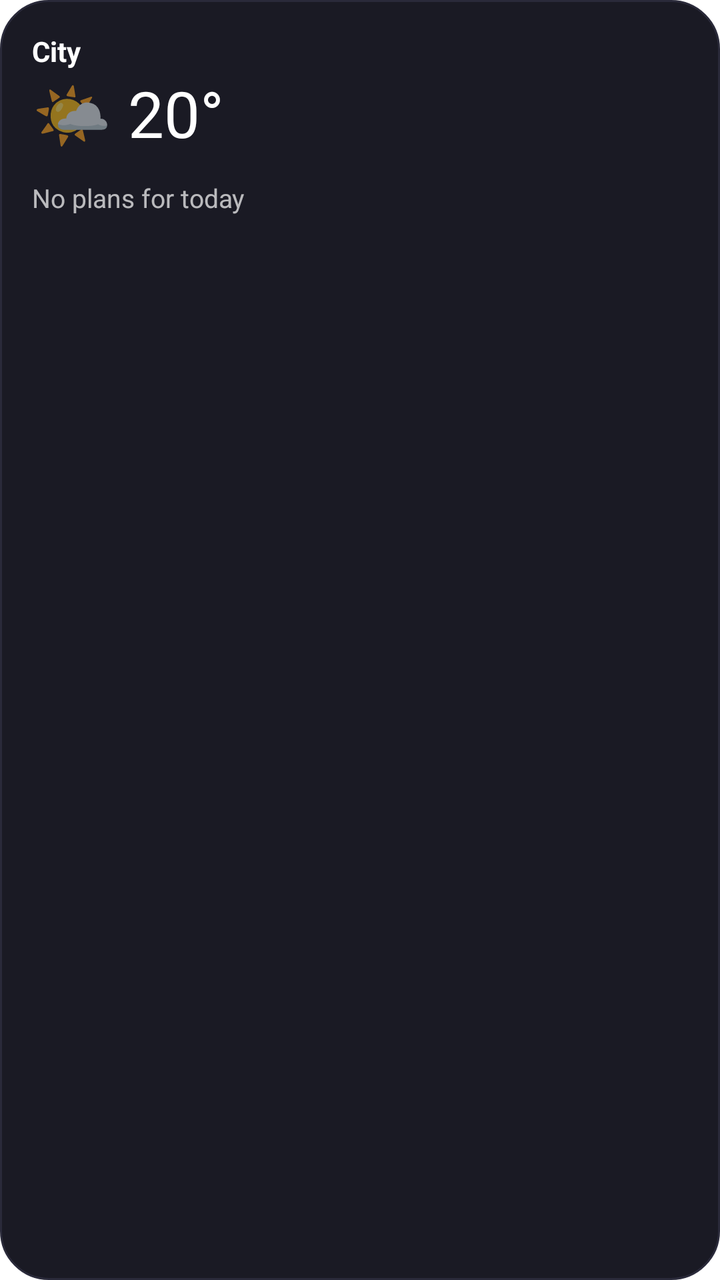
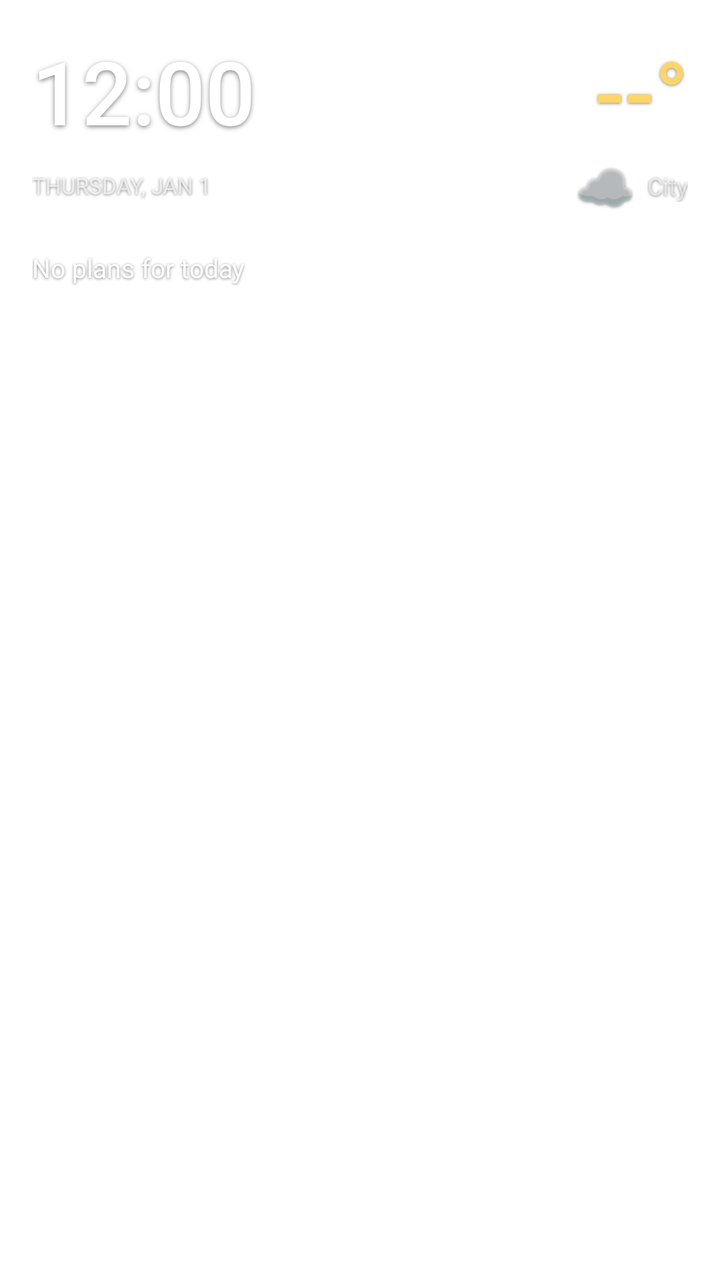

The first picture is an Android layout as it rendered before a commit; the second is the same layout after the commit. The layout source and the unified diff follow.
<!-- AndroidManifest.xml: fallback theme Theme.MaterialComponents.DayNight.NoActionBar -->
<!-- res/layout/weather_widget_layout.xml -->
<?xml version="1.0" encoding="utf-8"?>
<RelativeLayout xmlns:android="http://schemas.android.com/apk/res/android"
    android:layout_width="match_parent"
    android:layout_height="match_parent"
    android:padding="16dp"
    android:background="@drawable/widget_background">

    <LinearLayout
        android:id="@+id/weather_container"
        android:layout_width="wrap_content"
        android:layout_height="wrap_content"
        android:orientation="vertical">

        <TextView
            android:id="@+id/widget_city"
            android:layout_width="wrap_content"
            android:layout_height="wrap_content"
            android:text="City"
            android:textColor="#FFFFFF"
            android:textSize="14sp"
            android:textStyle="bold" />

        <LinearLayout
            android:layout_width="wrap_content"
            android:layout_height="wrap_content"
            android:orientation="horizontal"
            android:gravity="center_vertical">

            <TextView
                android:id="@+id/widget_emoji"
                android:layout_width="wrap_content"
                android:layout_height="wrap_content"
                android:text="🌤️"
                android:textSize="32sp" />

            <TextView
                android:id="@+id/widget_temp"
                android:layout_width="wrap_content"
                android:layout_height="wrap_content"
                android:layout_marginStart="8dp"
                android:text="20°"
                android:textColor="#FFFFFF"
                android:textSize="32sp"
                android:textStyle="normal" />
        </LinearLayout>
    </LinearLayout>

    <TextView
        android:id="@+id/widget_note"
        android:layout_width="match_parent"
        android:layout_height="wrap_content"
        android:layout_below="@id/weather_container"
        android:layout_marginTop="12dp"
        android:text="No plans for today"
        android:textColor="#B3FFFFFF"
        android:textSize="13sp"
        android:maxLines="2"
        android:ellipsize="end" />

</RelativeLayout>
<!-- resources referenced by this layout -->
<resources>
  <!-- drawable widget_background (drawable) -->
  <?xml version="1.0" encoding="utf-8"?>
  <shape xmlns:android="http://schemas.android.com/apk/res/android">
      <solid android:color="#1A1A24" />
      <corners android:radius="24dp" />
      <stroke android:width="1dp" android:color="#2A2A3A" />
  </shape>
</resources>

<!-- the commit's change to res/layout/weather_widget_layout.xml (unified diff, before → after) -->
@@ -1,60 +1,210 @@
 <?xml version="1.0" encoding="utf-8"?>
-<RelativeLayout xmlns:android="http://schemas.android.com/apk/res/android"
+<LinearLayout xmlns:android="http://schemas.android.com/apk/res/android"
+    android:id="@+id/widget_root"
     android:layout_width="match_parent"
     android:layout_height="match_parent"
-    android:padding="16dp"
-    android:background="@drawable/widget_background">
-
+    android:orientation="vertical"
+    android:padding="16dp">
+
+    
     <LinearLayout
-        android:id="@+id/weather_container"
-        android:layout_width="wrap_content"
-        android:layout_height="wrap_content"
-        android:orientation="vertical">
+        android:layout_width="match_parent"
+        android:layout_height="wrap_content"
+        android:orientation="horizontal"
+        android:gravity="center_vertical">
+
+        <TextClock
+            android:id="@+id/widget_time"
+            android:layout_width="0dp"
+            android:layout_height="wrap_content"
+            android:layout_weight="1"
+            android:format12Hour="h:mm"
+            android:format24Hour="HH:mm"
+            android:textColor="#FFFFFF"
+            android:shadowColor="#80000000"
+            android:shadowDx="0"
+            android:shadowDy="2"
+            android:shadowRadius="6"
+            android:textSize="44sp"
+            android:fontFamily="sans-serif-medium" />
+
+        <TextView
+            android:id="@+id/widget_temp"
+            android:layout_width="wrap_content"
+            android:layout_height="wrap_content"
+            android:text="--&#x00B0;"
+            android:textColor="#FFD666"
+            android:shadowColor="#80000000"
+            android:shadowDx="0"
+            android:shadowDy="1"
+            android:shadowRadius="4"
+            android:textSize="44sp"
+            android:fontFamily="sans-serif-medium" />
+    </LinearLayout>
+
+    
+    <LinearLayout
+        android:layout_width="match_parent"
+        android:layout_height="wrap_content"
+        android:orientation="horizontal"
+        android:gravity="center_vertical"
+        android:layout_marginTop="2dp">
+
+        <TextClock
+            android:id="@+id/widget_date"
+            android:layout_width="0dp"
+            android:layout_height="wrap_content"
+            android:layout_weight="1"
+            android:format12Hour="EEEE, MMM d"
+            android:format24Hour="EEEE, MMM d"
+            android:textColor="#B3FFFFFF"
+            android:shadowColor="#80000000"
+            android:shadowDx="0"
+            android:shadowDy="1"
+            android:shadowRadius="3"
+            android:textSize="11sp"
+            android:fontFamily="sans-serif"
+            android:textAllCaps="true" />
+
+        <TextView
+            android:id="@+id/widget_emoji"
+            android:layout_width="wrap_content"
+            android:layout_height="wrap_content"
+            android:text="&#x2601;&#xFE0F;"
+            android:textSize="24sp"
+            android:shadowColor="#80000000"
+            android:shadowDx="0"
+            android:shadowDy="1"
+            android:shadowRadius="4" />
 
         <TextView
             android:id="@+id/widget_city"
             android:layout_width="wrap_content"
             android:layout_height="wrap_content"
+            android:layout_marginStart="6dp"
             android:text="City"
-            android:textColor="#FFFFFF"
-            android:textSize="14sp"
-            android:textStyle="bold" />
-
-        <LinearLayout
-            android:layout_width="wrap_content"
-            android:layout_height="wrap_content"
-            android:orientation="horizontal"
-            android:gravity="center_vertical">
-
-            <TextView
-                android:id="@+id/widget_emoji"
-                android:layout_width="wrap_content"
-                android:layout_height="wrap_content"
-                android:text="🌤️"
-                android:textSize="32sp" />
-
-            <TextView
-                android:id="@+id/widget_temp"
-                android:layout_width="wrap_content"
-                android:layout_height="wrap_content"
-                android:layout_marginStart="8dp"
-                android:text="20°"
-                android:textColor="#FFFFFF"
-                android:textSize="32sp"
-                android:textStyle="normal" />
-        </LinearLayout>
+            android:textColor="#99FFFFFF"
+            android:shadowColor="#80000000"
+            android:shadowDx="0"
+            android:shadowDy="1"
+            android:shadowRadius="3"
+            android:textSize="12sp"
+            android:fontFamily="sans-serif"
+            android:maxLines="1"
+            android:ellipsize="end" />
     </LinearLayout>
 
+    
     <TextView
         android:id="@+id/widget_note"
         android:layout_width="match_parent"
         android:layout_height="wrap_content"
-        android:layout_below="@id/weather_container"
-        android:layout_marginTop="12dp"
+        android:layout_marginTop="16dp"
         android:text="No plans for today"
-        android:textColor="#B3FFFFFF"
+        android:textColor="#FFFFFF"
+        android:shadowColor="#80000000"
+        android:shadowDx="0"
+        android:shadowDy="1"
+        android:shadowRadius="3"
         android:textSize="13sp"
-        android:maxLines="2"
+        android:fontFamily="sans-serif"
+        android:lineSpacingExtra="3dp"
+        android:maxLines="4"
         android:ellipsize="end" />
 
-</RelativeLayout>
+    
+    <TextView
+        android:layout_width="match_parent"
+        android:layout_height="1dp"
+        android:background="#15FFFFFF"
+        android:layout_marginTop="10dp" />
+
+    
+    <LinearLayout
+        android:layout_width="match_parent"
+        android:layout_height="wrap_content"
+        android:orientation="horizontal"
+        android:gravity="center"
+        android:layout_marginTop="8dp">
+
+        <LinearLayout
+            android:layout_width="0dp"
+            android:layout_height="wrap_content"
+            android:layout_weight="1"
+            android:orientation="vertical"
+            android:gravity="center">
+            <TextView android:id="@+id/widget_fc_0_time" android:layout_width="wrap_content" android:layout_height="wrap_content" android:text="" android:textColor="#80FFFFFF" android:textSize="9sp" android:fontFamily="sans-serif" android:gravity="center" />
+            <LinearLayout android:layout_width="wrap_content" android:layout_height="wrap_content" android:orientation="horizontal" android:gravity="center">
+                <TextView android:id="@+id/widget_fc_0_emoji" android:layout_width="wrap_content" android:layout_height="wrap_content" android:text="" android:textSize="14sp" />
+                <TextView android:id="@+id/widget_fc_0_temp" android:layout_width="wrap_content" android:layout_height="wrap_content" android:layout_marginStart="2dp" android:text="" android:textColor="#CCFFFFFF" android:textSize="10sp" android:fontFamily="sans-serif" />
+            </LinearLayout>
+        </LinearLayout>
+
+        <LinearLayout
+            android:layout_width="0dp"
+            android:layout_height="wrap_content"
+            android:layout_weight="1"
+            android:orientation="vertical"
+            android:gravity="center">
+            <TextView android:id="@+id/widget_fc_1_time" android:layout_width="wrap_content" android:layout_height="wrap_content" android:text="" android:textColor="#80FFFFFF" android:textSize="9sp" android:fontFamily="sans-serif" android:gravity="center" />
+            <LinearLayout android:layout_width="wrap_content" android:layout_height="wrap_content" android:orientation="horizontal" android:gravity="center">
+                <TextView android:id="@+id/widget_fc_1_emoji" android:layout_width="wrap_content" android:layout_height="wrap_content" android:text="" android:textSize="14sp" />
+                <TextView android:id="@+id/widget_fc_1_temp" android:layout_width="wrap_content" android:layout_height="wrap_content" android:layout_marginStart="2dp" android:text="" android:textColor="#CCFFFFFF" android:textSize="10sp" android:fontFamily="sans-serif" />
+            </LinearLayout>
+        </LinearLayout>
+
+        <LinearLayout
+            android:layout_width="0dp"
+            android:layout_height="wrap_content"
+            android:layout_weight="1"
+            android:orientation="vertical"
+            android:gravity="center">
+            <TextView android:id="@+id/widget_fc_2_time" android:layout_width="wrap_content" android:layout_height="wrap_content" android:text="" android:textColor="#80FFFFFF" android:textSize="9sp" android:fontFamily="sans-serif" android:gravity="center" />
+            <LinearLayout android:layout_width="wrap_content" android:layout_height="wrap_content" android:orientation="horizontal" android:gravity="center">
+                <TextView android:id="@+id/widget_fc_2_emoji" android:layout_width="wrap_content" android:layout_height="wrap_content" android:text="" android:textSize="14sp" />
+                <TextView android:id="@+id/widget_fc_2_temp" android:layout_width="wrap_content" android:layout_height="wrap_content" android:layout_marginStart="2dp" android:text="" android:textColor="#CCFFFFFF" android:textSize="10sp" android:fontFamily="sans-serif" />
+            </LinearLayout>
+        </LinearLayout>
+
+        <LinearLayout
+            android:layout_width="0dp"
+            android:layout_height="wrap_content"
+            android:layout_weight="1"
+            android:orientation="vertical"
+            android:gravity="center">
+            <TextView android:id="@+id/widget_fc_3_time" android:layout_width="wrap_content" android:layout_height="wrap_content" android:text="" android:textColor="#80FFFFFF" android:textSize="9sp" android:fontFamily="sans-serif" android:gravity="center" />
+            <LinearLayout android:layout_width="wrap_content" android:layout_height="wrap_content" android:orientation="horizontal" android:gravity="center">
+                <TextView android:id="@+id/widget_fc_3_emoji" android:layout_width="wrap_content" android:layout_height="wrap_content" android:text="" android:textSize="14sp" />
+                <TextView android:id="@+id/widget_fc_3_temp" android:layout_width="wrap_content" android:layout_height="wrap_content" android:layout_marginStart="2dp" android:text="" android:textColor="#CCFFFFFF" android:textSize="10sp" android:fontFamily="sans-serif" />
+            </LinearLayout>
+        </LinearLayout>
+
+        <LinearLayout
+            android:layout_width="0dp"
+            android:layout_height="wrap_content"
+            android:layout_weight="1"
+            android:orientation="vertical"
+            android:gravity="center">
+            <TextView android:id="@+id/widget_fc_4_time" android:layout_width="wrap_content" android:layout_height="wrap_content" android:text="" android:textColor="#80FFFFFF" android:textSize="9sp" android:fontFamily="sans-serif" android:gravity="center" />
+            <LinearLayout android:layout_width="wrap_content" android:layout_height="wrap_content" android:orientation="horizontal" android:gravity="center">
+                <TextView android:id="@+id/widget_fc_4_emoji" android:layout_width="wrap_content" android:layout_height="wrap_content" android:text="" android:textSize="14sp" />
+                <TextView android:id="@+id/widget_fc_4_temp" android:layout_width="wrap_content" android:layout_height="wrap_content" android:layout_marginStart="2dp" android:text="" android:textColor="#CCFFFFFF" android:textSize="10sp" android:fontFamily="sans-serif" />
+            </LinearLayout>
+        </LinearLayout>
+
+        <LinearLayout
+            android:layout_width="0dp"
+            android:layout_height="wrap_content"
+            android:layout_weight="1"
+            android:orientation="vertical"
+            android:gravity="center">
+            <TextView android:id="@+id/widget_fc_5_time" android:layout_width="wrap_content" android:layout_height="wrap_content" android:text="" android:textColor="#80FFFFFF" android:textSize="9sp" android:fontFamily="sans-serif" android:gravity="center" />
+            <LinearLayout android:layout_width="wrap_content" android:layout_height="wrap_content" android:orientation="horizontal" android:gravity="center">
+                <TextView android:id="@+id/widget_fc_5_emoji" android:layout_width="wrap_content" android:layout_height="wrap_content" android:text="" android:textSize="14sp" />
+                <TextView android:id="@+id/widget_fc_5_temp" android:layout_width="wrap_content" android:layout_height="wrap_content" android:layout_marginStart="2dp" android:text="" android:textColor="#CCFFFFFF" android:textSize="10sp" android:fontFamily="sans-serif" />
+            </LinearLayout>
+        </LinearLayout>
+
+    </LinearLayout>
+
+</LinearLayout>
<!-- resource entries referenced after the edit -->
@@ -1,11 +1,5 @@
 <!-- resources referenced by this layout -->
 <resources>
-  <!-- drawable widget_background (drawable) -->
-  <?xml version="1.0" encoding="utf-8"?>
-  <shape xmlns:android="http://schemas.android.com/apk/res/android">
-      <solid android:color="#1A1A24" />
-      <corners android:radius="24dp" />
-      <stroke android:width="1dp" android:color="#2A2A3A" />
-  </shape>
+
 </resources>
 
